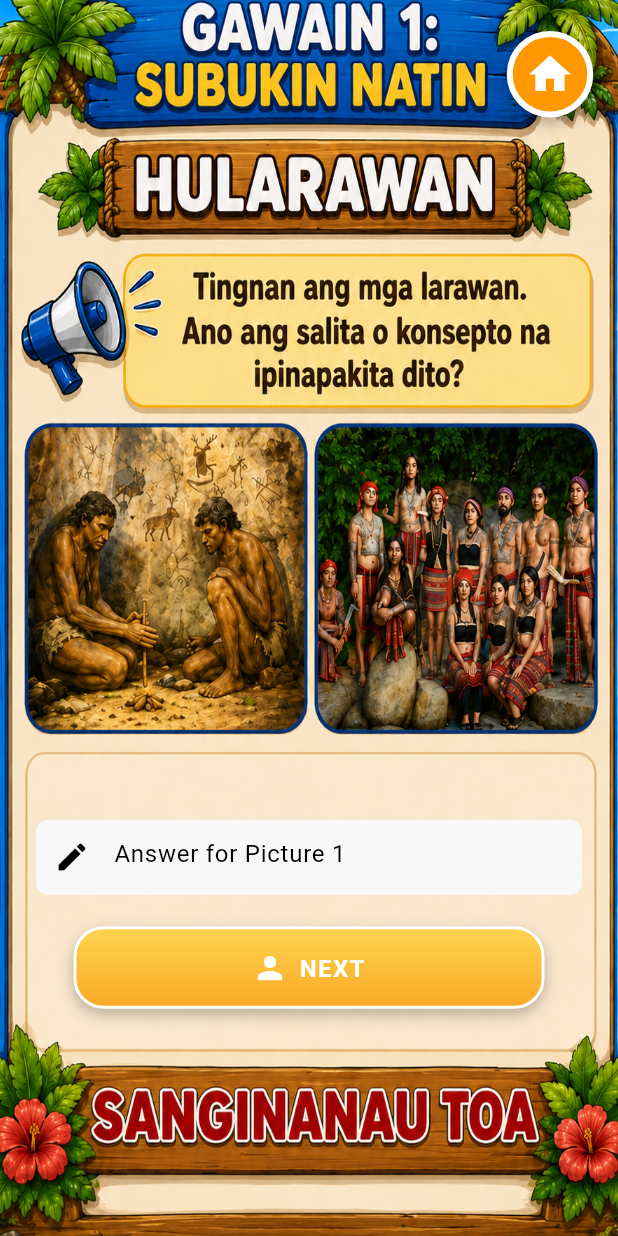
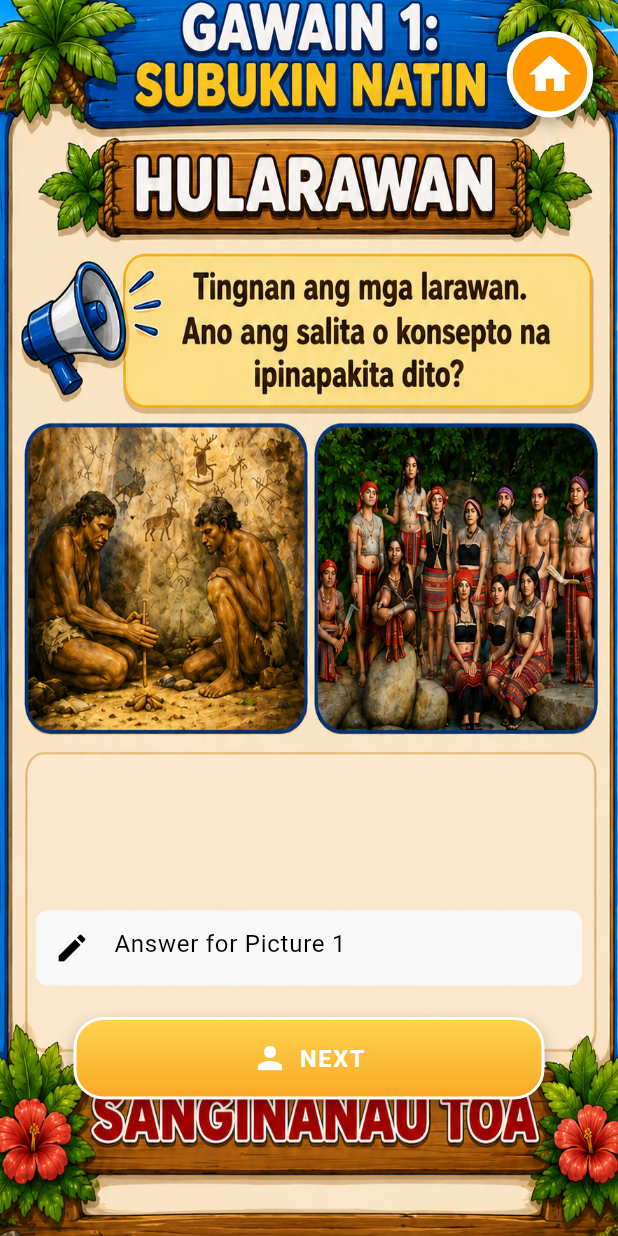
Before and after one commit to saikusou/LakbayGame, a Flutter app: the LessonThreeGameOne screen opened directly, on a phone screen of 412 x 824 dp. Run offline on Flutter 3.47's test engine with Material 3 defaults, Android fonts, the phone set to English and light mode, and no system bars.

Commit message:
lesson 3 game 1 adjustment

```diff
--- a/LakbayGameApp/lib/Views/game/lesson-three/game_one.dart
+++ b/LakbayGameApp/lib/Views/game/lesson-three/game_one.dart
@@ -33,7 +33,7 @@ class _LessonThreeGameOneState extends State<LessonThreeGameOne> {
 
     final String backgroundImage = currentScenario == 1
         ? 'assets/lesson-three-game1.png'
-        : 'assets/lesson-three-game2.png'; // CHANGE THIS
+        : 'assets/lesson-three-game1a.png';
 
     return Scaffold(
       resizeToAvoidBottomInset: true,
@@ -48,7 +48,7 @@ class _LessonThreeGameOneState extends State<LessonThreeGameOne> {
               ),
             ),
 
-            /// BACK BUTTON (ONLY SHOW IN SCENARIO 2)
+            /// BACK BUTTON
             if (currentScenario == 2)
               Positioned(
                 top: clampDouble(size.height * 0.025, 14, 22),
@@ -125,15 +125,23 @@ class _LessonThreeGameOneState extends State<LessonThreeGameOne> {
                   padding: const EdgeInsets.symmetric(horizontal: 24),
                   child: Column(
                     children: [
-                      const SizedBox(height: 390),
+                      /// SPACE FROM TOP
+                      SizedBox(
+                        height: clampDouble(size.height * 0.58, 390, 500),
+                      ),
 
                       /// SCENARIO 1
                       if (currentScenario == 1) ...[
-                        InputField(
+                        Padding(
+                          padding: EdgeInsets.only(
+                            top: clampDouble(size.height * 0.04, 20, 45),
+                          ),
+                          child: InputField(
                             hint: 'Answer for Picture 1',
                             icon: Icons.edit,
                             controller: answer1,
                             passwordInvisible: false,
+                          ),
                         ),
 
                         const SizedBox(height: 16),
@@ -150,11 +158,16 @@ class _LessonThreeGameOneState extends State<LessonThreeGameOne> {
 
                       /// SCENARIO 2
                       if (currentScenario == 2) ...[
-                        InputField(
+                        Padding(
+                          padding: EdgeInsets.only(
+                            top: clampDouble(size.height * 0.10, 40, 55),
+                          ),
+                          child: InputField(
                             hint: 'Answer for Picture 2',
                             icon: Icons.edit,
                             controller: answer2,
                             passwordInvisible: false,
+                          ),
                         ),
 
                         const SizedBox(height: 16),
@@ -163,7 +176,6 @@ class _LessonThreeGameOneState extends State<LessonThreeGameOne> {
                           label: 'SUBMIT',
                           press: () {
                             debugPrint('Picture 1 Answer: ${answer1.text}');
-
                             debugPrint('Picture 2 Answer: ${answer2.text}');
 
                             // ADD RESULT PAGE HERE
--- a/LakbayGameApp/pubspec.yaml
+++ b/LakbayGameApp/pubspec.yaml
@@ -47,3 +47,4 @@ flutter:
     - assets/lesson-three-game2b.png
     - assets/lesson-three-game2c.png
     - assets/lesson-three-game2d.png
+    - assets/lesson-three-game1a.png
```
Also changed, not shown: LakbayGameApp/assets/lesson-three-game1a.png (added). Lines whose indentation alone changed are shown as unchanged.
